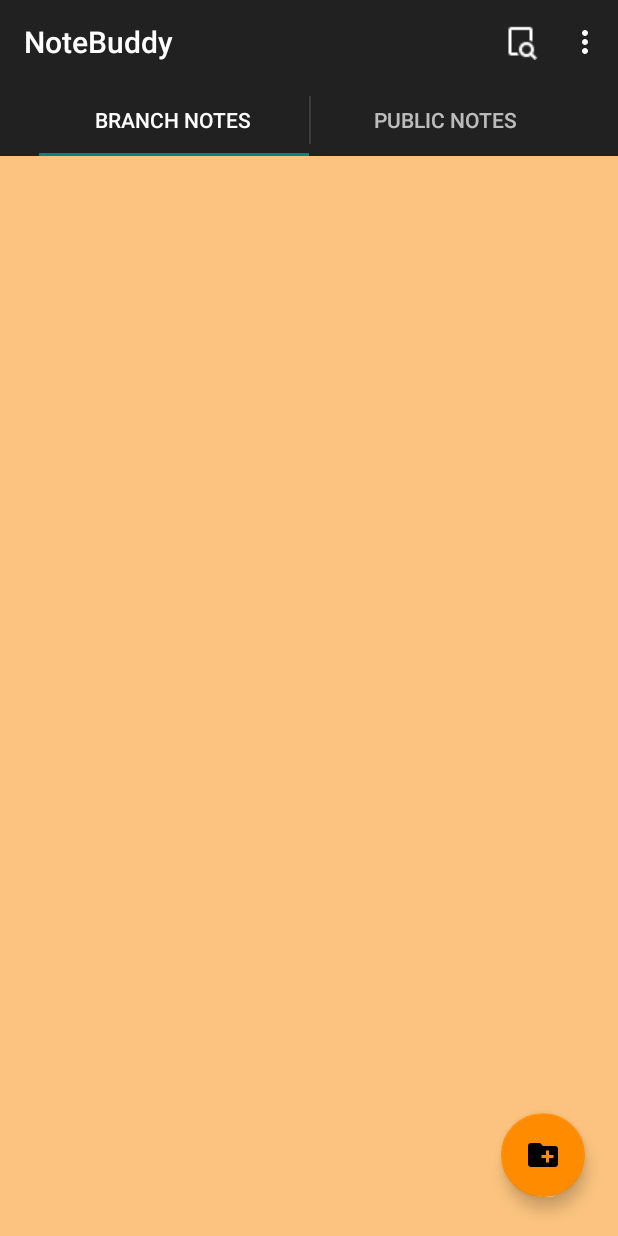
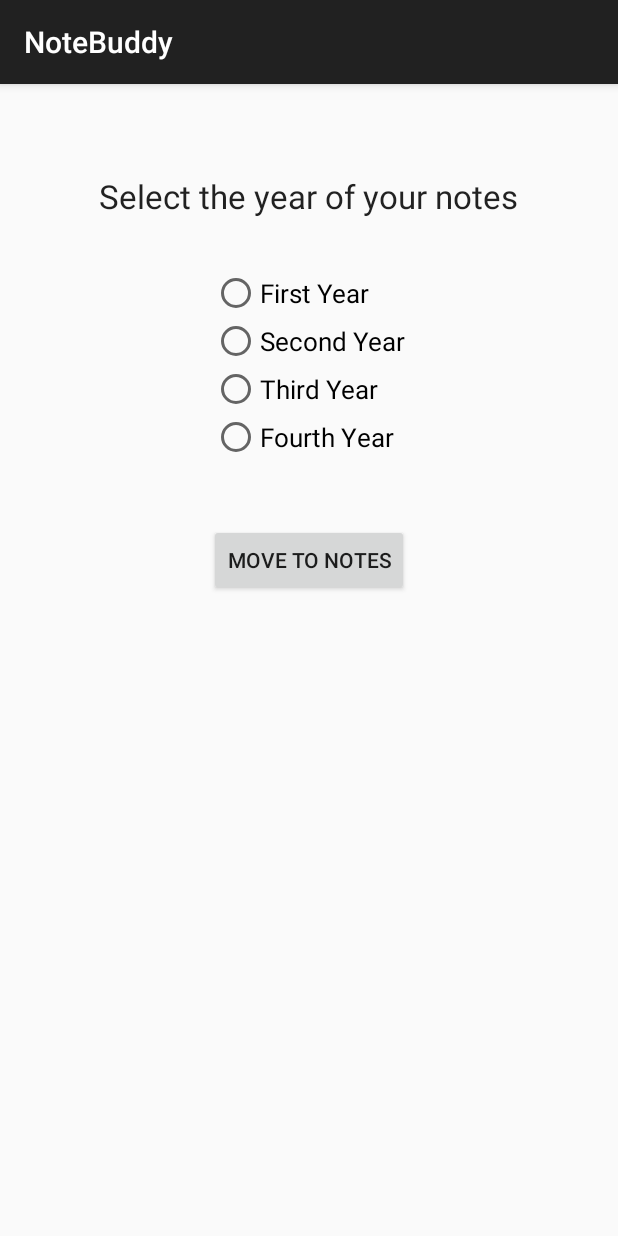
Before and after one commit to 20Aditya/NoteBuddy, an Android app: the screen it shows after launch (MainActivity before the commit, LaunchingActivity after it), on a phone screen of 412 x 824 dp. Run offline under Robolectric (Android 15) with nearby library versions, the phone set to English and light mode, and no system bars.

Commit message:
Year Wise notes for all B.tech 4 years facility made available

```diff
--- /dev/null
+++ b/app/src/main/java/com/example/aditya/notebuddy/LaunchingActivity.java
@@ -0,0 +1,60 @@
+package com.example.aditya.notebuddy;
+
+import android.content.Intent;
+import android.support.design.widget.Snackbar;
+import android.support.v7.app.AppCompatActivity;
+import android.os.Bundle;
+import android.view.View;
+import android.widget.Button;
+import android.widget.RadioButton;
+import android.widget.RelativeLayout;
+
+public class LaunchingActivity extends AppCompatActivity {
+
+    RadioButton radio,radio2,radio3,radio4;
+    Button button;
+
+    @Override
+    protected void onCreate(Bundle savedInstanceState) {
+        super.onCreate(savedInstanceState);
+        setContentView(R.layout.activity_launching);
+
+
+        radio = (RadioButton)findViewById(R.id.radio);
+        radio2 = (RadioButton)findViewById(R.id.radio2);
+        radio3 = (RadioButton)findViewById(R.id.radio3);
+        radio4 = (RadioButton)findViewById(R.id.radio4);
+
+        button = (Button)findViewById(R.id.button3);
+
+        button.setOnClickListener(new View.OnClickListener() {
+            @Override
+            public void onClick(View v) {
+                if(radio.isChecked()){
+                    Intent yearintent = new Intent(LaunchingActivity.this,MainActivity.class);
+                    yearintent.putExtra(Utilities.Year,"First");
+                    startActivity(yearintent);
+                }else if(radio2.isChecked()){
+                    Intent yearintent = new Intent(LaunchingActivity.this,MainActivity.class);
+                    yearintent.putExtra(Utilities.Year,"Second");
+                    startActivity(yearintent);
+                }else if(radio3.isChecked()){
+                    Intent yearintent = new Intent(LaunchingActivity.this,MainActivity.class);
+                    yearintent.putExtra(Utilities.Year,"Third");
+                    startActivity(yearintent);
+                }else if(radio4.isChecked()){
+                    Intent yearintent = new Intent(LaunchingActivity.this,MainActivity.class);
+                    yearintent.putExtra(Utilities.Year,"Fourth");
+                    startActivity(yearintent);
+                }else{
+                    Snackbar snackbar = Snackbar
+                            .make(findViewById(R.id.relativeLayout),"Please Select an Option", Snackbar.LENGTH_SHORT);
+                    snackbar.show();
+                }
+            }
+        });
+
+
+
+    }
+}
--- a/app/src/main/java/com/example/aditya/notebuddy/Utilities.java
+++ b/app/src/main/java/com/example/aditya/notebuddy/Utilities.java
@@ -9,5 +9,6 @@ public class Utilities {
     public static final String Title = "Title";
     public static final String Results = "Results";
     public static final String Branch = "branch";
+    public static final String Year = "Year";
 
 }
--- /dev/null
+++ b/app/src/main/res/layout/activity_launching.xml
@@ -0,0 +1,69 @@
+<?xml version="1.0" encoding="utf-8"?>
+<RelativeLayout xmlns:android="http://schemas.android.com/apk/res/android"
+    xmlns:app="http://schemas.android.com/apk/res-auto"
+    xmlns:tools="http://schemas.android.com/tools"
+    android:layout_width="match_parent"
+    android:layout_height="match_parent"
+    tools:context="com.example.aditya.notebuddy.LaunchingActivity"
+    android:id="@+id/relativeLayout">
+
+
+    <TextView
+        android:id="@+id/textView"
+        android:layout_width="wrap_content"
+        android:layout_height="wrap_content"
+        android:layout_alignParentTop="true"
+        android:layout_centerHorizontal="true"
+        android:layout_marginTop="60dp"
+        android:text="Select the year of your notes"
+        android:textAppearance="@style/TextAppearance.AppCompat.Large" />
+
+    <RadioGroup
+        android:layout_width="wrap_content"
+        android:layout_height="wrap_content"
+        android:layout_below="@+id/textView"
+        android:layout_centerHorizontal="true"
+        android:layout_marginTop="34dp"
+        android:id="@+id/radioGroup">
+
+        <RadioButton
+            android:id="@+id/radio"
+            android:layout_width="wrap_content"
+            android:layout_height="wrap_content"
+            android:text="First Year"
+            android:textSize="17dp"/>
+
+        <RadioButton
+            android:id="@+id/radio2"
+            android:layout_width="wrap_content"
+            android:layout_height="wrap_content"
+            android:text="Second Year"
+            android:textSize="17dp"/>
+
+        <RadioButton
+            android:id="@+id/radio3"
+            android:layout_width="wrap_content"
+            android:layout_height="wrap_content"
+            android:text="Third Year"
+            android:textSize="17dp"/>
+
+        <RadioButton
+            android:id="@+id/radio4"
+            android:layout_width="wrap_content"
+            android:layout_height="wrap_content"
+            android:text="Fourth Year"
+            android:textSize="17dp"/>
+
+    </RadioGroup>
+
+    <Button
+        android:id="@+id/button3"
+        android:layout_width="wrap_content"
+        android:layout_height="wrap_content"
+        android:layout_below="@+id/radioGroup"
+        android:layout_centerHorizontal="true"
+        android:layout_marginTop="42dp"
+        android:text="Move to Notes" />
+
+
+</RelativeLayout>
--- a/app/src/main/res/menu/menu.xml
+++ b/app/src/main/res/menu/menu.xml
@@ -15,15 +15,11 @@
         android:icon="@drawable/flash"
         app:showAsAction="always"/>
 
-    <item
-        android:id="@+id/refresh"
-        android:title="Refresh"
-        app:showAsAction="never"/>
 
     <item
         android:id="@+id/IT"
         android:title="IT"
-        />
+        app:showAsAction="never"/>
 
     <item
         android:id="@+id/CSE"
--- a/app/src/main/res/values/strings.xml
+++ b/app/src/main/res/values/strings.xml
@@ -6,7 +6,6 @@
     <string name="title_activity_main2">Main2Activity</string>
 
     <string-array name="Branches">
-        <item>Refresh</item>
         <item>Information Technology</item>
         <item>Computer Science</item>
         <item>Mechanical</item>
```
Also changed, not shown: app/src/main/AndroidManifest.xml (+7 -4 lines), app/src/main/java/com/example/aditya/notebuddy/AddNoteActivity.java (+19 -6 lines), app/src/main/java/com/example/aditya/notebuddy/BranchFragment.java (+12 -7 lines), app/src/main/java/com/example/aditya/notebuddy/ViewNoteActivity.java (+4 -3 lines).
